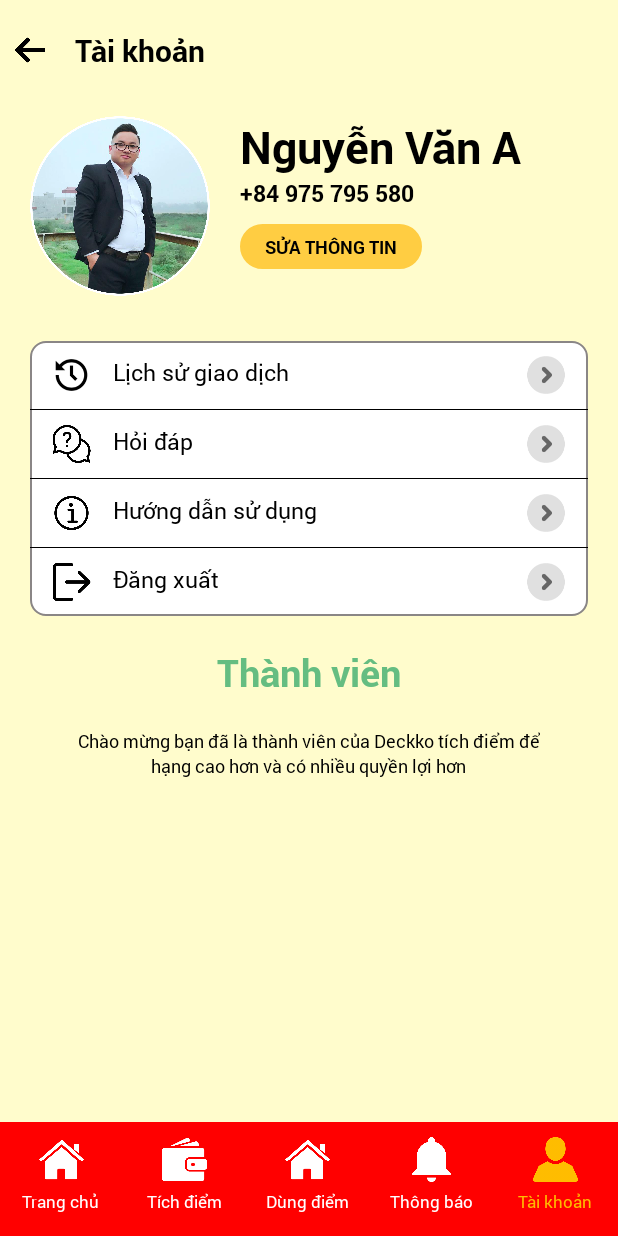
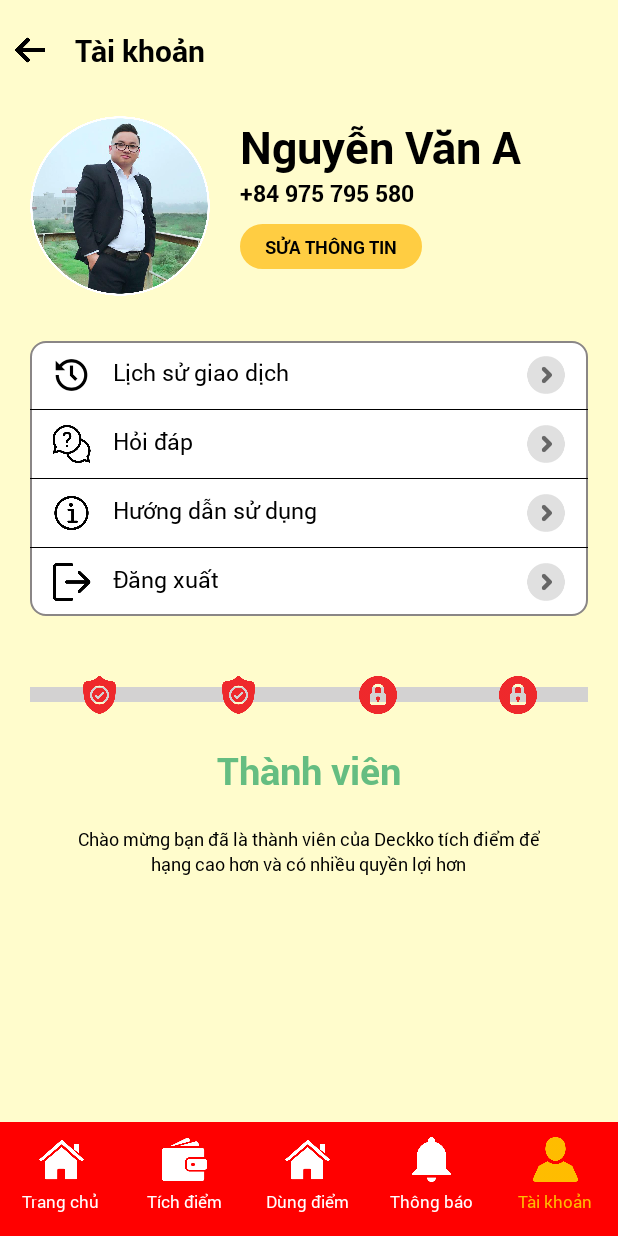
Before and after one commit to HarryNguyen99/Android005, an Android app: the screen it shows after launch (MainActivity), on a phone screen of 412 x 824 dp. Run offline under Robolectric (Android 15) with nearby library versions, the phone set to English and light mode, and no system bars.

Commit message:
thanh thành viên

```diff
--- a/SOURCE/app/src/main/res/layout/taikhoan_layout.xml
+++ b/SOURCE/app/src/main/res/layout/taikhoan_layout.xml
@@ -1,6 +1,8 @@
 <?xml version="1.0" encoding="utf-8"?>
 
 <LinearLayout xmlns:android="http://schemas.android.com/apk/res/android"
+    xmlns:app="http://schemas.android.com/apk/res-auto"
+    xmlns:tools="http://schemas.android.com/tools"
     android:layout_width="match_parent"
     android:layout_height="match_parent"
     android:background="#fffccc"
@@ -236,6 +238,58 @@
 
     </LinearLayout>
 
+
+    <RelativeLayout
+        android:layout_width="match_parent"
+        android:layout_height="wrap_content"
+        android:layout_marginTop="40dp"
+        android:layout_marginHorizontal="20dp">
+
+        <View
+            android:id="@+id/view"
+            android:layout_width="match_parent"
+            android:layout_height="10dp"
+            android:layout_centerInParent="true"
+            android:background="#D3D2D2"/>
+
+        <LinearLayout
+            android:layout_width="match_parent"
+            android:layout_height="wrap_content"
+            android:orientation="horizontal"
+            android:weightSum="4">
+
+            <ImageView
+                android:layout_width="0dp"
+                android:layout_height="25dp"
+                android:layout_weight="1"
+                android:src="@mipmap/ic_check_lv_thanhvien"
+                android:layout_gravity="left"/>
+
+            <ImageView
+                android:layout_width="0dp"
+                android:layout_height="25dp"
+                android:layout_weight="1"
+                android:src="@mipmap/ic_check_lv_thanhvien"/>
+
+            <ImageView
+                android:layout_width="0dp"
+                android:layout_height="25dp"
+                android:layout_weight="1"
+                android:src="@mipmap/ic_lock_lv_thanhvien"/>
+
+            <ImageView
+                android:layout_width="0dp"
+                android:layout_height="25dp"
+                android:layout_weight="1"
+                android:src="@mipmap/ic_lock_lv_thanhvien"/>
+
+
+        </LinearLayout>
+
+
+
+    </RelativeLayout>
+
     <TextView
         android:layout_width="wrap_content"
         android:layout_height="wrap_content"
@@ -259,6 +313,7 @@
     <TextView
         android:layout_width="wrap_content"
         android:layout_height="wrap_content"
+        android:layout_alignParentEnd="true"
         android:layout_gravity="center"
         android:fontFamily="@font/roboto_regular"
         android:text="hạng cao hơn và có nhiều quyền lợi hơn"
```
Also changed, not shown: SOURCE/app/src/main/res/mipmap-xhdpi/ic_check_lv_thanhvien.png (added), SOURCE/app/src/main/res/mipmap-xhdpi/ic_lock_lv_thanhvien.png (added).
